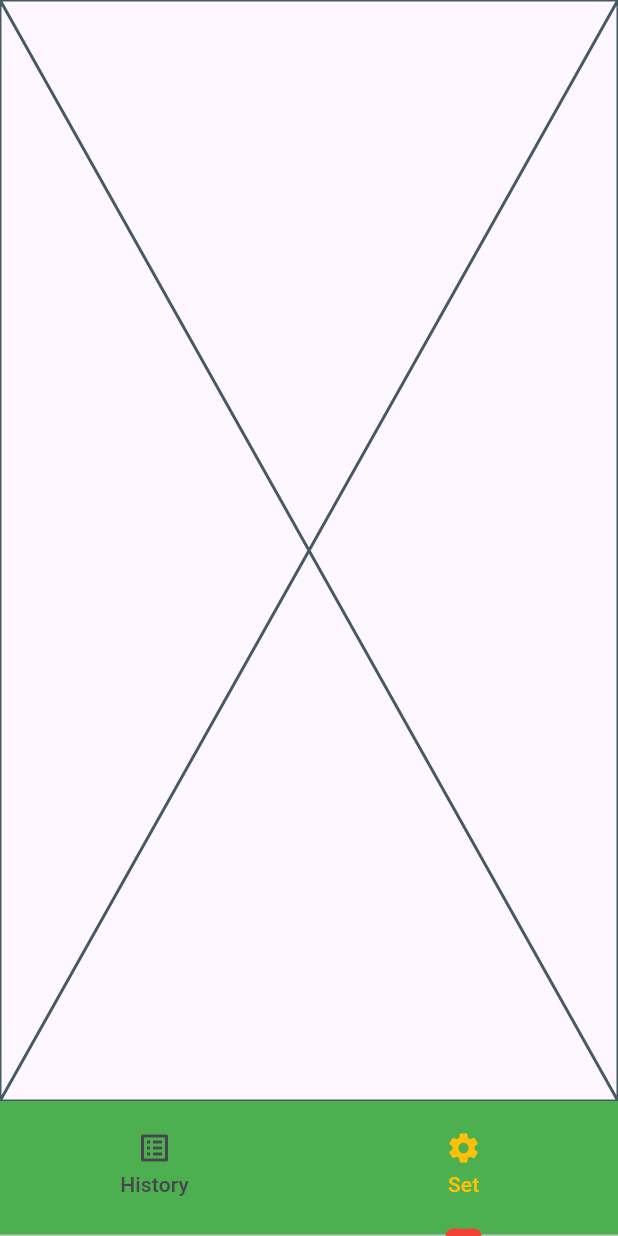
After one commit to likewoody/Tree, a Flutter app: the CommonTabbar screen opened directly, tab 2 chosen, on a phone screen of 412 x 824 dp. The commit adds this screen. Run offline on Flutter 3.47's test engine with Material 3 defaults, Android fonts, the light colour scheme and no system bars; our stand-ins replace get, get_storage, sqflite; accounts and stored records are empty.

Commit message:
초기 tabbar 작업 및 연결

```diff
--- a/tree/lib/home.dart
+++ b/tree/lib/home.dart
@@ -1,7 +1,6 @@
 import 'package:flutter/material.dart';
 import 'package:get/get.dart';
 import 'package:td_app/view/login/login.dart';
-import 'package:td_app/view/start/start.dart';
 import 'package:td_app/view/write/write.dart';
 
 class Home extends StatelessWidget {
@@ -17,10 +16,6 @@ class Home extends StatelessWidget {
           // 각자 페이지에 들어가서 작업 해주시면 됩니다~!
           mainAxisAlignment: MainAxisAlignment.center,
           children: [
-            ElevatedButton(
-              onPressed: () => Get.to(const Start()),
-              child: const Text("나라님")
-            ),
             ElevatedButton(
               onPressed: () => Get.to(const Write()),
               child: const Text("소리님")
--- /dev/null
+++ b/tree/lib/view/common/tabbar.dart
@@ -0,0 +1,64 @@
+import 'package:flutter/material.dart';
+import 'package:td_app/view/tabbar/historyPage.dart';
+import 'package:td_app/view/tabbar/settingPage.dart';
+
+class CommonTabbar extends StatefulWidget {
+  const CommonTabbar({super.key});
+
+  @override
+  State<CommonTabbar> createState() => _CommonTabbarState();
+}
+
+class _CommonTabbarState extends State<CommonTabbar> with SingleTickerProviderStateMixin{
+
+  late TabController tabController;
+
+  @override
+  void initState() {
+    super.initState();
+    tabController = TabController(length: 2, vsync: this);
+  }
+
+  // 앱이 종료될 때 tabbar 지우기
+  @override
+  void dispose() {
+    tabController.dispose();
+    super.dispose();
+  }
+
+  @override
+  Widget build(BuildContext context) {
+    return Scaffold(
+      // appBar: AppBar(
+      //   title: const Text("탭바입니다."),
+      // ),
+      body: TabBarView(
+        controller: tabController,
+        children: const [
+          History(),
+          Setting()
+        ]
+      ),
+
+      bottomNavigationBar: Container(
+        color: Colors.green,
+        height: 90,
+        child: TabBar(
+          controller: tabController,
+          labelColor: Colors.amber,
+          indicatorColor: Colors.red,
+          indicatorWeight: 5,
+          tabs: const [
+            Tab(  // 1번째 탭에 대한 정보
+              icon: Icon(Icons.list_alt),
+              text: 'History',
+            ),
+            Tab(  // 2번째 탭에 대한 정보
+              icon: Icon(Icons.settings),
+              text: 'Set',
+            )
+        ]),
+      ),
+    );
+  }
+}
--- a/tree/lib/view/login/login.dart
+++ b/tree/lib/view/login/login.dart
@@ -4,7 +4,7 @@ import 'package:get_storage/get_storage.dart';
 import 'package:td_app/model/login/checkValidate.dart';
 import 'package:td_app/view/login/findPw.dart';
 import 'package:td_app/view/login/register.dart';
-import 'package:td_app/view/start/start.dart';
+import 'package:td_app/view/common/tabbar.dart';
 import 'package:td_app/vm/database_handler.dart';
 import 'package:td_app/vm/vm_get_login.dart';
 
@@ -33,7 +33,8 @@ class Login extends StatelessWidget {
   // ---- Functions ----
   loginAlert(VMGetXLogin controller){
     if (controller.checkRe) {
-      Get.to(const Start());
+      // Get.ofAll 해야지 뒤로가기 버튼 안생김
+      Get.offAll(const CommonTabbar());
       Map<String, String> map = {
         'id': controller.id.toString(),
         'email':controller.email,
--- /dev/null
+++ b/tree/lib/view/tabbar/historyPage.dart
@@ -0,0 +1,16 @@
+import 'package:flutter/material.dart';
+import 'package:td_app/view/common/appbar.dart';
+
+class History extends StatelessWidget {
+  const History({super.key});
+
+  @override
+  Widget build(BuildContext context) {
+    return const Scaffold(
+      appBar: PreferredSize(
+        preferredSize: Size.fromHeight(120),
+        child: CommonAppbar()
+      ),
+    );
+  }
+}
--- /dev/null
+++ b/tree/lib/view/tabbar/settingPage.dart
@@ -0,0 +1,10 @@
+import 'package:flutter/material.dart';
+
+class Setting extends StatelessWidget {
+  const Setting({super.key});
+
+  @override
+  Widget build(BuildContext context) {
+    return const Placeholder();
+  }
+}
```
Also changed, not shown: tree/lib/view/common/appbar.dart (added, +22 -0 lines), tree/lib/view/start/start.dart (deleted, +0 -14 lines), tree/images/googleLogo.png (deleted), tree/images/naverLogo.png (deleted).
